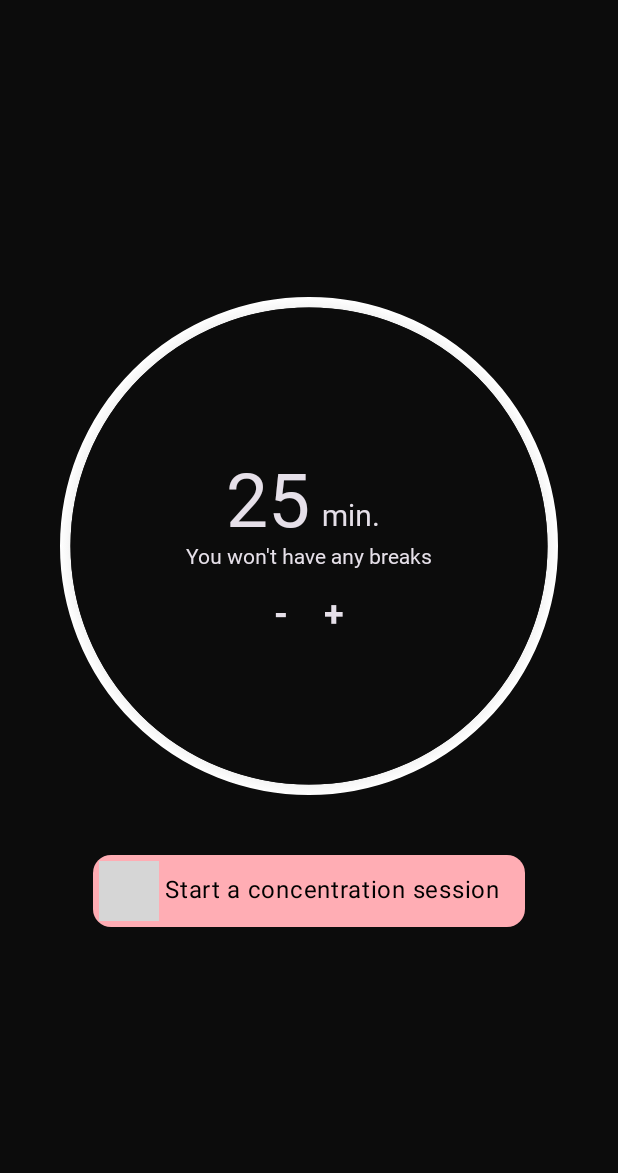
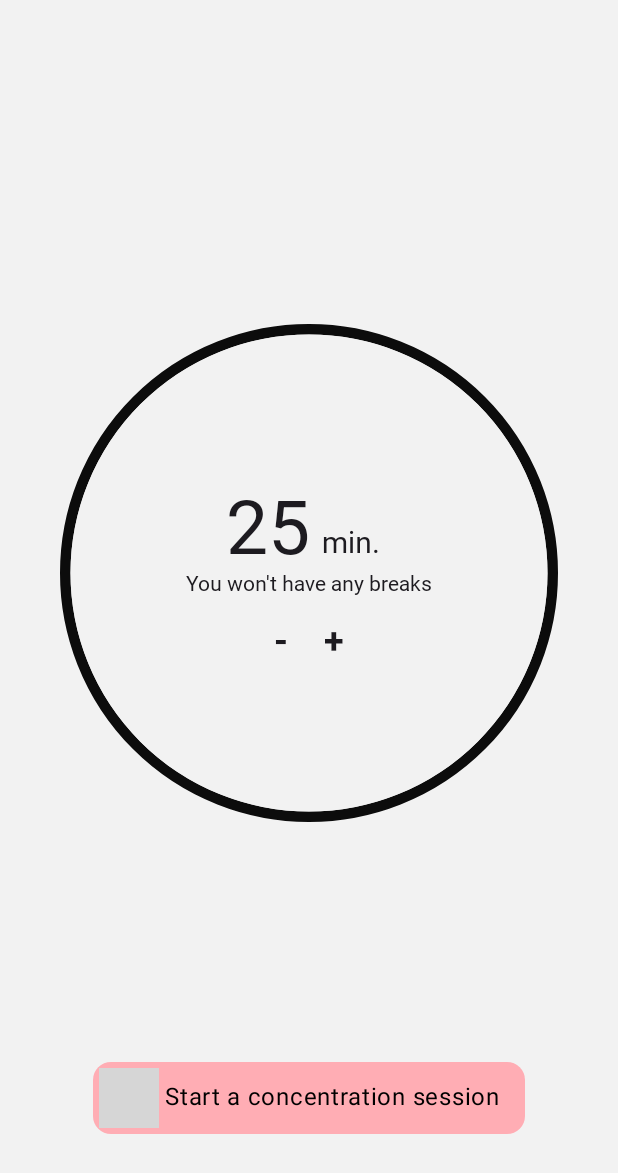
Before and after one commit to kustraslawomir/Mindwave, an Android app built with Jetpack Compose: the screen it shows after launch (MainActivity), on a phone screen of 412 x 824 dp. Shown: the top 1173 px of the screen. Run offline under Robolectric (Android 15) with nearby library versions, the phone set to English and light mode, and no system bars; our stand-ins replace Dagger/Hilt's generated code, Timber; grey boxes are pictures that could not be loaded.

Commit message:
ui improvements

```diff
--- a/app/src/main/java/skustra/focusflow/domain/usecase/session/SessionConfig.kt
+++ b/app/src/main/java/skustra/focusflow/domain/usecase/session/SessionConfig.kt
@@ -2,6 +2,8 @@ package skustra.focusflow.domain.usecase.session
 
 import skustra.focusflow.BuildConfig
 import skustra.focusflow.data.alias.Minute
+import java.time.LocalDateTime
+import java.time.ZoneOffset
 
 class SessionConfig {
     companion object {
@@ -22,6 +24,10 @@ class SessionConfig {
             for (i in 30..SESSION_MAX_DURATION_LIMIT step SESSION_DURATION_STEP) {
                 mutableList.add(i)
             }
+
+            val test : LocalDateTime = LocalDateTime.now()
+            test.atOffset(ZoneOffset.UTC)
+
             return mutableList
         }
 
--- a/app/src/main/java/skustra/focusflow/ui/activity/MainActivity.kt
+++ b/app/src/main/java/skustra/focusflow/ui/activity/MainActivity.kt
@@ -3,6 +3,7 @@ package skustra.focusflow.ui.activity
 import android.os.Bundle
 import androidx.activity.ComponentActivity
 import androidx.activity.compose.setContent
+import androidx.compose.foundation.isSystemInDarkTheme
 import androidx.compose.foundation.layout.fillMaxSize
 import androidx.compose.material3.MaterialTheme
 import androidx.compose.material3.Surface
@@ -10,7 +11,6 @@ import androidx.compose.ui.Modifier
 import dagger.hilt.android.AndroidEntryPoint
 import skustra.focusflow.ui.composables.session.SessionComposable
 import skustra.focusflow.ui.theme.AppTheme
-import skustra.focusflow.ui.theme.isDarkThemeAllowed
 
 @AndroidEntryPoint
 class MainActivity : ComponentActivity() {
@@ -20,7 +20,7 @@ class MainActivity : ComponentActivity() {
 
         setContent {
             AppTheme(
-                isDarkTheme = isDarkThemeAllowed()
+                isDarkTheme = isSystemInDarkTheme()
             ) {
                 Surface(
                     color =  MaterialTheme.colorScheme.background,
--- a/app/src/main/java/skustra/focusflow/ui/composables/session/SessionComposable.kt
+++ b/app/src/main/java/skustra/focusflow/ui/composables/session/SessionComposable.kt
@@ -1,12 +1,13 @@
 package skustra.focusflow.ui.composables.session
 
-import androidx.compose.foundation.layout.Arrangement
-import androidx.compose.foundation.layout.Column
+import androidx.compose.foundation.layout.Box
 import androidx.compose.foundation.layout.fillMaxSize
+import androidx.compose.foundation.layout.padding
 import androidx.compose.runtime.Composable
 import androidx.compose.runtime.getValue
 import androidx.compose.ui.Alignment
 import androidx.compose.ui.Modifier
+import androidx.compose.ui.unit.dp
 import androidx.lifecycle.compose.collectAsStateWithLifecycle
 import androidx.lifecycle.viewmodel.compose.viewModel
 import skustra.focusflow.ui.composables.session.arc.SessionFocusArc
@@ -20,14 +21,24 @@ fun SessionComposable(viewModel: SessionViewModel = viewModel()) {
         .collectAsStateWithLifecycle(initialValue = viewModel.currentSessionState)
 
 
-    Column(
-        modifier = Modifier.fillMaxSize(),
-        verticalArrangement = Arrangement.Center,
-        horizontalAlignment = Alignment.CenterHorizontally
+    Box(
+        modifier = Modifier
+            .fillMaxSize()
+            .padding(bottom = 60.dp)
     ) {
-        SessionFocusArc(
-            sessionState = sessionState
-        )
-        SessionPanelComposable()
+        Box(
+            contentAlignment = Alignment.Center,
+            modifier = Modifier.fillMaxSize()
+        ) {
+            SessionFocusArc(
+                sessionState = sessionState
+            )
+        }
+        Box(
+            contentAlignment = Alignment.BottomCenter,
+            modifier = Modifier.fillMaxSize()
+        ) {
+            SessionPanelComposable()
+        }
     }
 }
--- a/app/src/main/java/skustra/focusflow/ui/composables/session/arc/SessionArcComposable.kt
+++ b/app/src/main/java/skustra/focusflow/ui/composables/session/arc/SessionArcComposable.kt
@@ -3,6 +3,7 @@ package skustra.focusflow.ui.composables.session.arc
 import androidx.compose.animation.core.animateFloatAsState
 import androidx.compose.animation.core.tween
 import androidx.compose.foundation.Canvas
+import androidx.compose.foundation.isSystemInDarkTheme
 import androidx.compose.foundation.layout.*
 import androidx.compose.material3.MaterialTheme
 import androidx.compose.runtime.Composable
@@ -24,7 +25,6 @@ import androidx.compose.ui.unit.dp
 import skustra.focusflow.data.session.Session
 import skustra.focusflow.data.timer.TimerState
 import skustra.focusflow.domain.usecase.session.SessionConfig
-import skustra.focusflow.domain.usecase.session.SessionCreator
 
 @Composable
 fun SessionFocusArc(
@@ -50,7 +50,7 @@ fun SessionFocusArc(
 
     val primaryColor = MaterialTheme.colorScheme.primary
     val backgroundColor = MaterialTheme.colorScheme.background
-
+    val shadowColor = if (isSystemInDarkTheme()) Color.White else Color.Black
     val configuration = LocalConfiguration.current
     val composableSize = with(LocalContext.current.resources.displayMetrics) {
         configuration.screenWidthDp.dp.minus(80.dp)
@@ -63,7 +63,7 @@ fun SessionFocusArc(
         ) {
 
             drawOutlineIndicator(animation, primaryColor, indicatorThickness, composableSize)
-            drawShadow(Color.Black)
+            drawShadow(shadowColor)
             drawShadowForeground(composableSize, indicatorThickness, backgroundColor)
         }
 
@@ -78,8 +78,6 @@ fun SessionFocusArc(
             ChangeSessionDurationComposable(sessionState = sessionState)
         }
     }
-
-    Spacer(modifier = Modifier.height(32.dp))
 }
 
 private fun DrawScope.drawOutlineIndicator(
--- a/app/src/main/java/skustra/focusflow/ui/theme/AppTheme.kt
+++ b/app/src/main/java/skustra/focusflow/ui/theme/AppTheme.kt
@@ -1,22 +1,15 @@
 package skustra.focusflow.ui.theme
 
-import androidx.compose.foundation.isSystemInDarkTheme
-import androidx.compose.material3.*
+import androidx.compose.material3.MaterialTheme
+import androidx.compose.material3.darkColorScheme
+import androidx.compose.material3.lightColorScheme
 import androidx.compose.runtime.Composable
-import androidx.compose.ui.platform.LocalContext
 
 private val DarkColorScheme = darkColorScheme(
     primary = DarkPrimary,
     secondary = DarkSecondary,
     background = DarkBackground
 )
-
-private fun isAdaptiveColorSchemeEnabled() = false
-
-private fun defaultDarkTheme() = true
-
-@Composable
-fun isDarkThemeAllowed() = if (isAdaptiveColorSchemeEnabled()) isSystemInDarkTheme() else defaultDarkTheme()
 
 private val LightColorScheme = lightColorScheme(
     primary = LightPrimary,
@@ -27,19 +20,10 @@ private val LightColorScheme = lightColorScheme(
 @Composable
 fun AppTheme(
     isDarkTheme: Boolean,
-    isDynamicColor: Boolean = true,
     content: @Composable () -> Unit
 ) {
 
-    //val dynamicColor = isDynamicColor && Build.VERSION.SDK_INT >= Build.VERSION_CODES.S
-    val dynamicColor = false
     val colorScheme = when {
-        dynamicColor && isDarkTheme -> {
-            dynamicDarkColorScheme(LocalContext.current)
-        }
-        dynamicColor && !isDarkTheme -> {
-            dynamicLightColorScheme(LocalContext.current)
-        }
         isDarkTheme -> DarkColorScheme
         else -> LightColorScheme
     }
```
